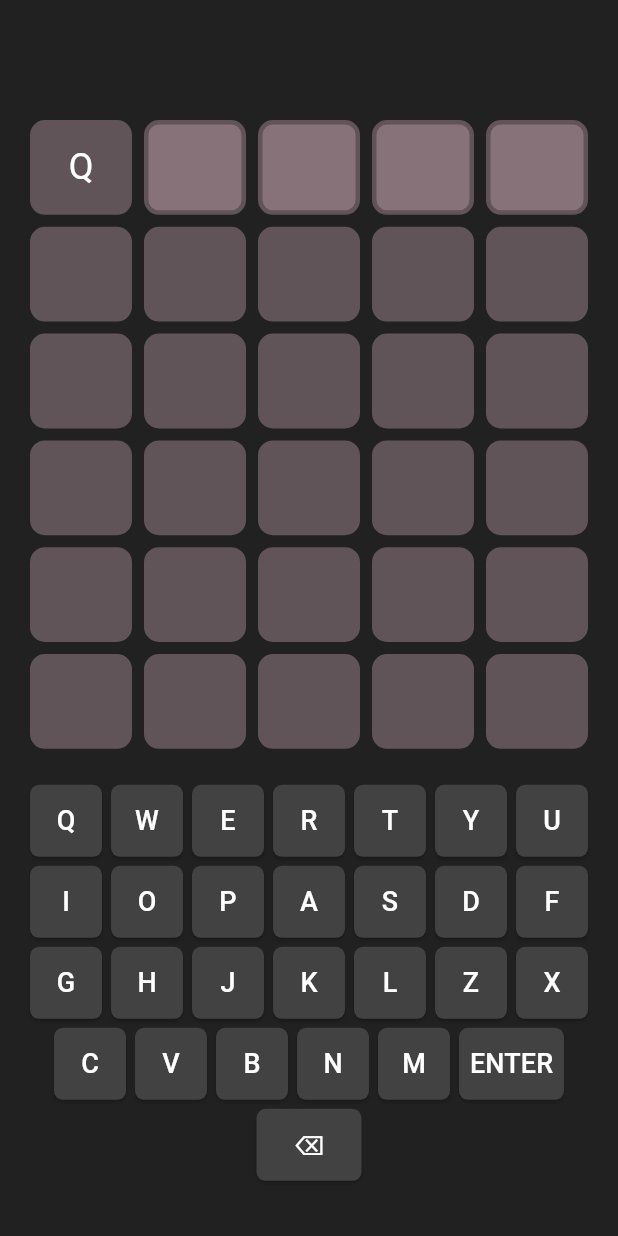
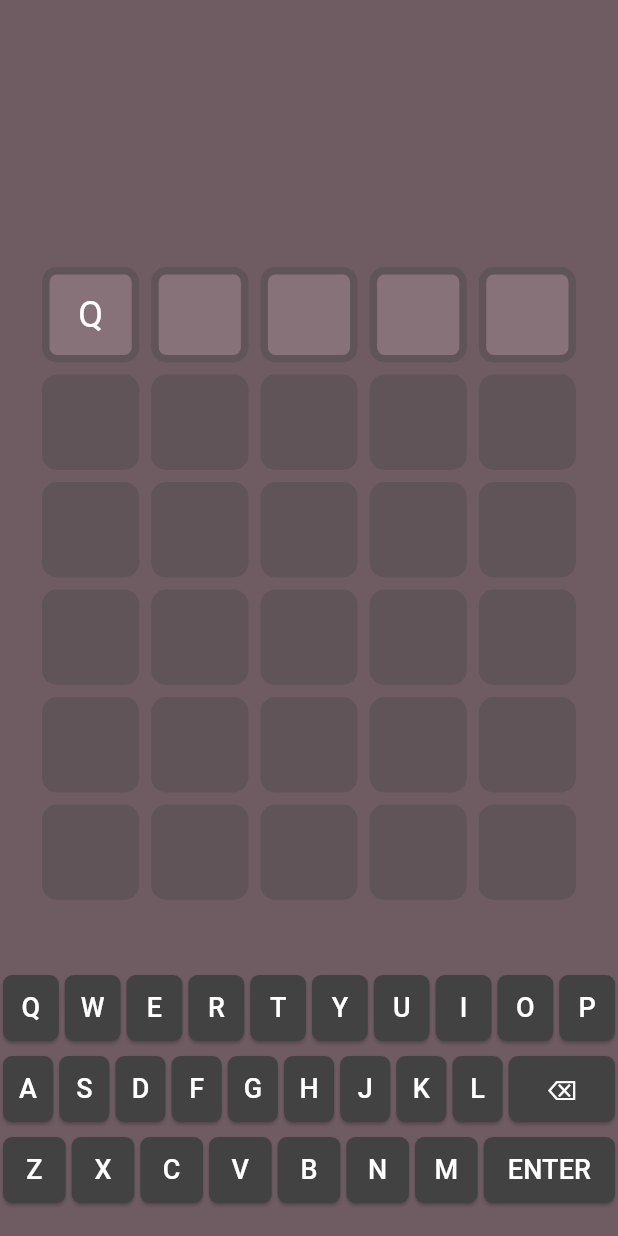
Before and after one commit to Siiki-89/termo, a Flutter app: the screen it shows after launch, after a tap on an icon or button, on a phone screen of 412 x 824 dp. Run offline on Flutter 3.47's test engine with Material 3 defaults, Android fonts, the phone set to English and light mode, and no system bars.

Commit message:
bagunçado, mas funcional

```diff
--- a/lib/main.dart
+++ b/lib/main.dart
@@ -1,7 +1,7 @@
 import 'package:flutter/material.dart';
 
 void main() {
-  runApp(const MyApp());
+  runApp(const MaterialApp(home: MyApp(), debugShowCheckedModeBanner: false));
 }
 
 class MyApp extends StatefulWidget {
@@ -11,7 +11,6 @@ class MyApp extends StatefulWidget {
   State<MyApp> createState() => _MyAppState();
 }
 
-// Classe para representar cada célula do tabuleiro com uma letra e uma cor
 class LetraCelula {
   String letra;
   Color cor;
@@ -21,124 +20,143 @@ class LetraCelula {
 }
 
 class _MyAppState extends State<MyApp> {
-  final String palavraSorteada = "FLAME"; // Palavra que o jogador precisa acertar
-  late List<String> sorteadaSeparada; // Lista com as letras da palavra separadas
+  final String palavraSorteada = "FACIL";
+  late List<String> sorteadaSeparada;
 
-  // Criação do tabuleiro 6x5 preenchido inicialmente com letras vazias e cor cinza escuro
   List<List<LetraCelula>> board = List.generate(
     6,
-    (_) => List.generate(5, (_) => LetraCelula('', Color(0xFF605458), Color(0xFF605458))),
+    (_) => List.generate(
+      5,
+      (_) => LetraCelula('', Color(0xFF605458), Color(0xFF605458)),
+    ),
   );
 
-  int currentRow = 0; // Linha atual onde o jogador está digitando
-  int currentCol = 0; // Coluna atual onde a letra será inserida
+  int currentRow = 0;
+  int currentCol = 0;
 
   @override
   void initState() {
     super.initState();
-    sorteadaSeparada = palavraSorteada.toUpperCase().split(''); // Divide a palavra em letras
+    sorteadaSeparada = palavraSorteada.toUpperCase().split('');
   }
 
-  // Função chamada ao pressionar uma tecla
   void teclaPressionada(String tecla) {
     setState(() {
-      if (tecla == '⌫') { // Apagar letra
+      if (currentRow >= 6) return;
+
+      if (tecla == '⌫') {
         if (currentCol > 0) {
           currentCol--;
-          board[currentRow][currentCol] = LetraCelula('', Color(0xFF605458), Color(0xFF605458));
+          board[currentRow][currentCol] = LetraCelula(
+            '',
+            Color(0xFF605458),
+            Color(0xFF605458),
+          );
         }
-      } else if (tecla == 'ENTER') { // Verificar palavra
+      } else if (tecla == 'ENTER') {
         if (currentCol == 5) {
           verificarPalavra();
         }
-      } else if (currentCol < 5) { // Inserir letra se não atingiu o limite
-        board[currentRow][currentCol] = LetraCelula(tecla, Color(0xFF605458), Color(0xFF605458));
+      } else if (currentCol < 5) {
+        board[currentRow][currentCol] = LetraCelula(
+          tecla,
+          const Color(0xFF87727A),
+          Color(0xFF605458),
+        );
         currentCol++;
       }
     });
   }
 
-  // Função que compara o chute com a palavra correta
   void verificarPalavra() {
-    List<String> chute = board[currentRow].map((c) => c.letra).toList(); // Pega a palavra digitada
-    List<String> tempSorteada = List.from(sorteadaSeparada); // Cópia da palavra correta
-    List<Color> cores = List.filled(5, Color(0xFF302A2C)); // Inicializa todas as letras como erradas
+    List<String> chute = board[currentRow].map((c) => c.letra).toList();
+    List<String> tempSorteada = List.from(sorteadaSeparada);
+    List<Color> cores = List.filled(5, Color(0xFF302A2C));
 
-    // Verifica letras na posição correta
     for (int i = 0; i < 5; i++) {
       if (chute[i] == tempSorteada[i]) {
-        cores[i] = Color(0xFF4BA294); // Cor verde para letra correta no lugar certo
-        tempSorteada[i] = ''; // Remove letra da verificação
+        cores[i] = Color(0xFF4BA294);
+        tempSorteada[i] = '';
       }
     }
 
-    // Verifica letras que existem, mas estão na posição errada
     for (int i = 0; i < 5; i++) {
       if (cores[i] != Color(0xFF4BA294) && tempSorteada.contains(chute[i])) {
-        cores[i] = Color(0xFFCFAE6C); // Cor amarela para letra certa no lugar errado
-        tempSorteada[tempSorteada.indexOf(chute[i])] = ''; // Remove da lista
+        cores[i] = Color(0xFFCFAE6C);
+        tempSorteada[tempSorteada.indexOf(chute[i])] = '';
       }
     }
 
-    // Atualiza as cores do tabuleiro
     for (int i = 0; i < 5; i++) {
-      board[currentRow][i] = LetraCelula(chute[i], cores[i], Color(0xFF605458));
+      board[currentRow][i] = LetraCelula(chute[i], cores[i], cores[i]);
     }
 
-    // Verifica se todas as letras estão corretas
     if (cores.every((c) => c == Color(0xFF4BA294))) {
       showDialog(
         context: context,
-        builder: (_) => AlertDialog(
+        builder:
+            (_) => AlertDialog(
               title: const Text("Parabéns!"),
               content: const Text("Você acertou a palavra!"),
               actions: [
                 TextButton(
                   onPressed: () => Navigator.of(context).pop(),
                   child: const Text("OK"),
-            )
+                ),
               ],
             ),
       );
     } else if (currentRow < 5) {
-      // Passa para a próxima linha se ainda houver tentativas
       currentRow++;
       currentCol = 0;
+    } else {
+      showDialog(
+        context: context,
+        builder:
+            (_) => AlertDialog(
+              title: const Text("Fim de jogo"),
+              content: Text("A palavra era $palavraSorteada."),
+              actions: [
+                TextButton(
+                  onPressed: () => Navigator.of(context).pop(),
+                  child: const Text("OK"),
+                ),
+              ],
+            ),
+      );
     }
   }
 
   @override
   Widget build(BuildContext context) {
-    // Teclas do teclado virtual
-    final letras = [
-      ...'QWERTYUIOP'.split(''),
-      ...'ASDFGHJKL'.split(''),
-      ...'ZXCVBNM'.split(''),
-      'ENTER',
-      '⌫'
-    ];
-
     return MaterialApp(
       home: Scaffold(
-        backgroundColor: Colors.grey.shade900, // Fundo da tela
-        body: Padding(
-          padding: const EdgeInsets.all(16),
+        backgroundColor: Color(0xFF6E5C62),
+        body: SafeArea(
           child: Column(
             children: [
-              const SizedBox(height: 60), // Espaço acima do tabuleiro
+              const SizedBox(height: 150),
               Expanded(
                 flex: 3,
+                child: Padding(
+                  padding: const EdgeInsets.all(24),
+                  child: Column(
+                    children: [
+                      Expanded(
                         child: Column(
                           children: List.generate(
-                    6, // 6 linhas do tabuleiro
+                            6,
                             (row) => Expanded(
                               child: Row(
                                 children: List.generate(
-                          5, // 5 colunas por linha
+                                  5,
                                   (col) => Expanded(
                                     child: Padding(
                                       padding: const EdgeInsets.all(4),
-                              child: buildConteinerLetra(board[row][col], row, col), // Constrói a célula
+                                      child: buildConteinerLetra(
+                                        board[row][col],
+                                        row,
+                                        col,
                                       ),
                                     ),
                                   ),
@@ -147,10 +165,15 @@ class _MyAppState extends State<MyApp> {
                             ),
                           ),
                         ),
+                      ),
+                    ],
+                  ),
+                ),
+              ),
               const SizedBox(height: 20),
-              Expanded(
-                flex: 2,
-                child: buildTeclado(letras), // Teclado virtual
+              Padding(
+                padding: const EdgeInsets.only(bottom: 20),
+                child: buildTecladoPC(),
               ),
             ],
           ),
@@ -159,11 +182,8 @@ class _MyAppState extends State<MyApp> {
     );
   }
 
-  // Constrói uma célula do tabuleiro
   Widget buildConteinerLetra(LetraCelula celula, int row, int col) {
     Color corFundo = celula.cor;
-
-  // Se a célula estiver na linha atual e vazia, usa a cor de destaque
     if (row == currentRow && celula.letra.isEmpty) {
       corFundo = const Color(0xFF87727A);
     }
@@ -171,7 +191,7 @@ class _MyAppState extends State<MyApp> {
     return Container(
       decoration: BoxDecoration(
         color: corFundo,
-      border: Border.all(color: celula.corBorda, width: 3),
+        border: Border.all(color: celula.corBorda, width: 5),
         borderRadius: BorderRadius.circular(10),
       ),
       alignment: Alignment.center,
@@ -182,19 +202,28 @@ class _MyAppState extends State<MyApp> {
     );
   }
 
+  Widget buildTecladoPC() {
+    final linha1 = 'QWERTYUIOP'.split('');
+    final linha2 = [...'ASDFGHJKL'.split(''), '⌫'];
+    final linha3 = [...'ZXCVBNM'.split(''), 'ENTER'];
 
-  // Constrói o teclado virtual
-  Widget buildTeclado(List<String> letras) {
-    return Wrap(
-      alignment: WrapAlignment.center,
-      spacing: 6,
-      runSpacing: 6,
-      children: letras.map((letra) {
-        return SizedBox(
-          width: letra == 'ENTER' || letra == '⌫' ? 70 : 48, // Teclas maiores para ENTER e apagar
-          height: 48,
+    Widget buildLinha(List<String> letras) {
+      return Row(
+        mainAxisAlignment: MainAxisAlignment.center,
+        children:
+            letras.map((letra) {
+              final bool especial = letra == 'ENTER' || letra == '⌫';
+              return Expanded(
+                flex: especial ? 2 : 1,
+                child: Padding(
+                  padding: const EdgeInsets.symmetric(
+                    horizontal: 2,
+                    vertical: 2,
+                  ),
+                  child: SizedBox(
+                    height: 44,
                     child: ElevatedButton(
-            onPressed: () => teclaPressionada(letra), // Chama a função ao pressionar
+                      onPressed: () => teclaPressionada(letra),
                       style: ElevatedButton.styleFrom(
                         backgroundColor: Colors.grey.shade800,
                         foregroundColor: Colors.white,
@@ -203,13 +232,24 @@ class _MyAppState extends State<MyApp> {
                           borderRadius: BorderRadius.circular(6),
                         ),
                       ),
-            child: Text(
-              letra,
-              style: const TextStyle(fontSize: 18),
+                      child: Text(letra, style: const TextStyle(fontSize: 18)),
+                    ),
                   ),
                 ),
               );
             }).toList(),
       );
     }
+
+    return Column(
+      mainAxisAlignment: MainAxisAlignment.center,
+      children: [
+        buildLinha(linha1),
+        const SizedBox(height: 6),
+        buildLinha(linha2),
+        const SizedBox(height: 6),
+        buildLinha(linha3),
+      ],
+    );
   }
+}
```
Lines whose indentation alone changed are shown as unchanged.
